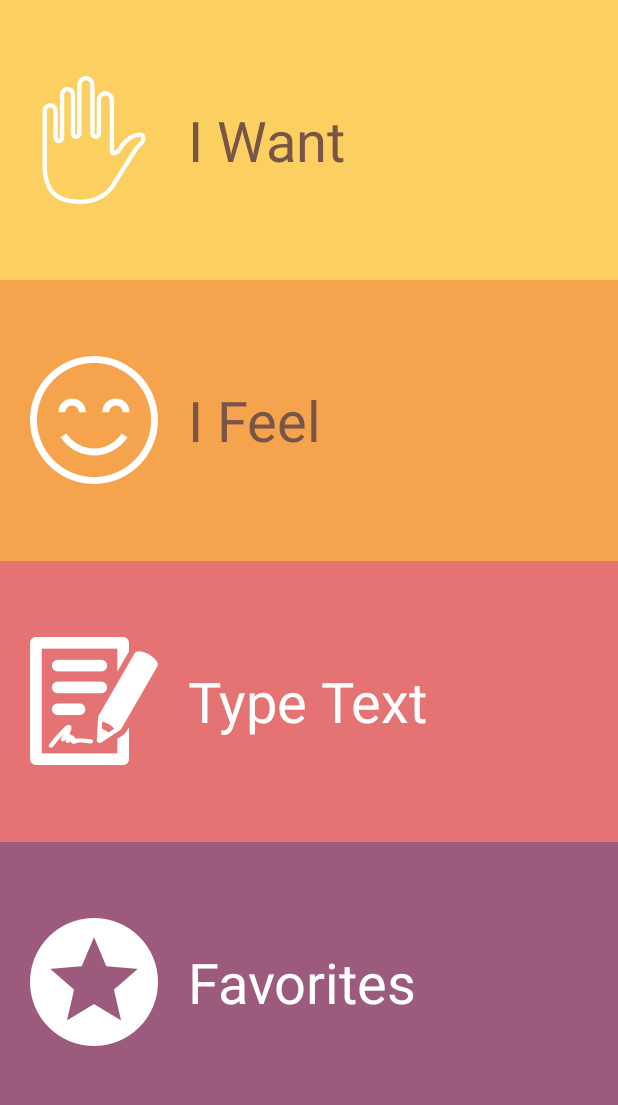
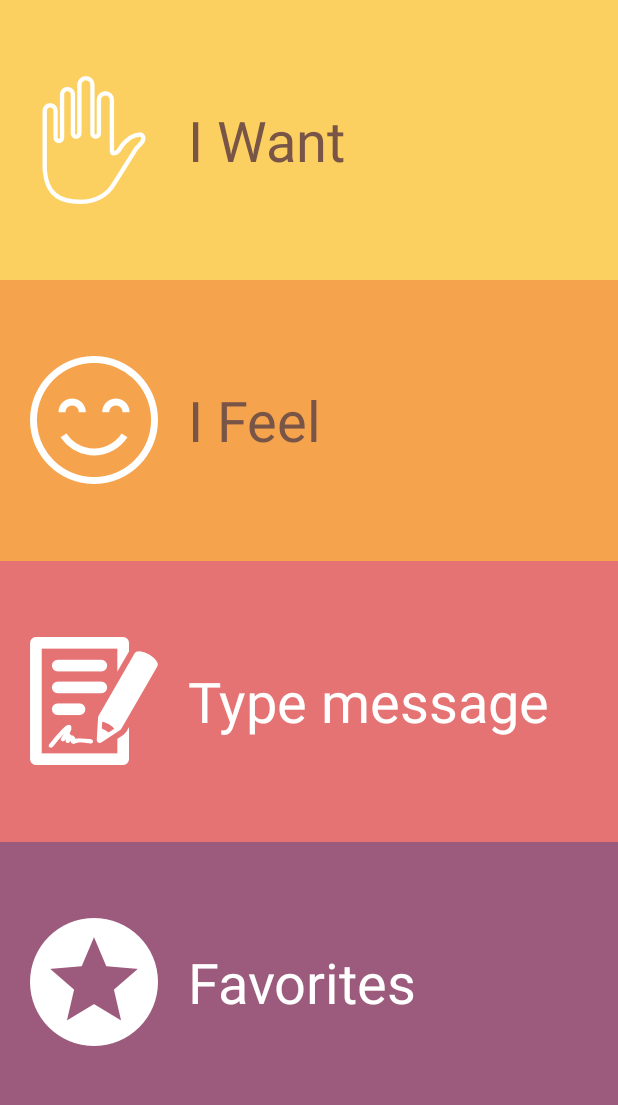
Before and after one commit to Primthiphorn/NewAphasiaTalkHelperEn, an Android app: the screen it shows after launch (MainActivity), on a phone screen of 412 x 824 dp, the part 113-1218 px from its top. Run offline under Robolectric (Android 15) with nearby library versions, the phone set to English and light mode, and no system bars; our stand-ins replace Firebase (no records; nobody signed in at launch, a user with empty details on screens opened directly).

Commit message:
no message

```diff
--- a/app/src/main/res/layout/activity_main.xml
+++ b/app/src/main/res/layout/activity_main.xml
@@ -101,7 +101,7 @@
         <TextView
             android:layout_width="match_parent"
             android:layout_height="wrap_content"
-            android:text="Type Text"
+            android:text="Type message"
             android:textColor="#FFFFFF"
             android:textSize="37sp"
             android:layout_gravity="center_vertical"
```
